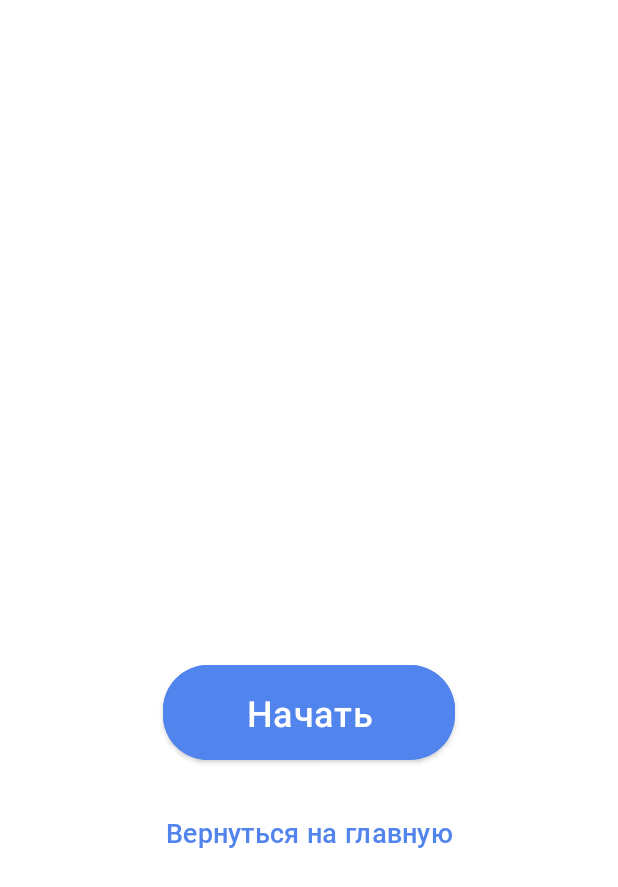
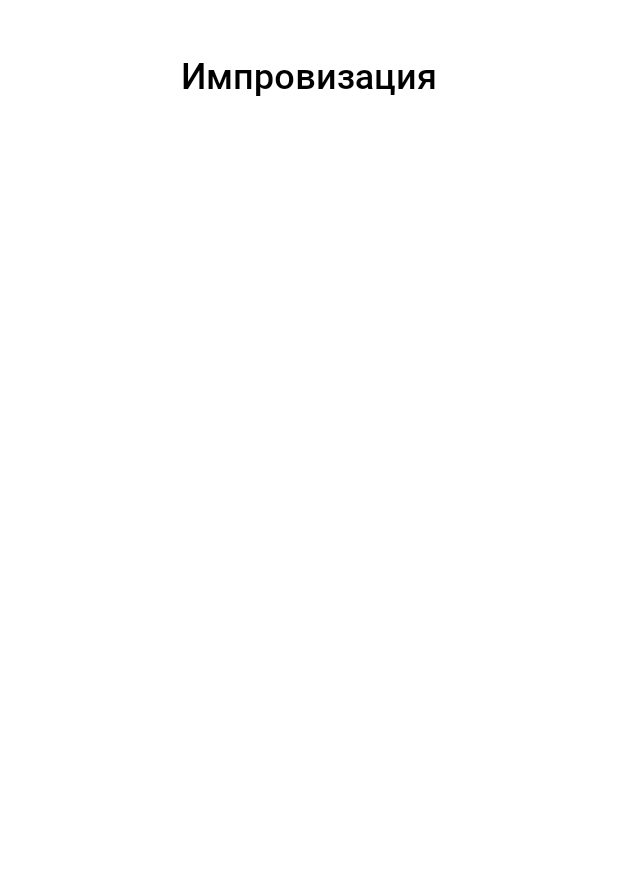
Before and after one commit to LightLLawliet/AliasGame, an Android app: the screen it shows after launch (MainActivity), after a tap on "Начать", on a phone screen of 412 x 824 dp. Shown: the top 887 px of the screen. Run offline under Robolectric (Android 15) with nearby library versions, the phone set to English and light mode, and no system bars; 2 statements that could not run were skipped.

```diff
--- a/app/build.gradle
+++ b/app/build.gradle
@@ -38,8 +38,8 @@ android {
 }
 
 dependencies {
-
-    implementation 'androidx.core:core-ktx:1.9.0'
+    implementation 'com.google.code.gson:gson:2.10.1'
+    implementation 'androidx.core:core-ktx:1.10.0'
     implementation 'androidx.appcompat:appcompat:1.6.1'
     implementation 'com.google.android.material:material:1.8.0'
     implementation 'androidx.constraintlayout:constraintlayout:2.1.4'
--- a/app/src/main/java/com/example/alias/presentation/BridgeFragment.kt
+++ b/app/src/main/java/com/example/alias/presentation/BridgeFragment.kt
@@ -8,7 +8,6 @@ import android.widget.Button
 import android.widget.TextView
 import androidx.fragment.app.Fragment
 import com.example.alias.R
-import kotlin.system.exitProcess
 
 class BridgeFragment : Fragment() {
 
--- a/app/src/main/java/com/example/alias/presentation/MainGameFragment.kt
+++ b/app/src/main/java/com/example/alias/presentation/MainGameFragment.kt
@@ -4,10 +4,13 @@ import android.os.Bundle
 import android.view.LayoutInflater
 import android.view.View
 import android.view.ViewGroup
+import android.widget.TextView
 import androidx.fragment.app.Fragment
 import com.example.alias.R
 
 class MainGameFragment : Fragment() {
+
+    private lateinit var viewModel: MainViewModel
 
     override fun onCreateView(
         inflater: LayoutInflater, container: ViewGroup?,
@@ -15,4 +18,11 @@ class MainGameFragment : Fragment() {
     ): View? {
         return inflater.inflate(R.layout.main_game_fragment, container, false)
     }
+
+    override fun onViewCreated(view: View, savedInstanceState: Bundle?) {
+        super.onViewCreated(view, savedInstanceState)
+        val textTitle = view.findViewById<TextView>(R.id.textTitle)
+        viewModel = (requireParentFragment() as AliasApp).viewModel
+        viewModel.newGame()
+    }
 }
--- a/app/src/main/java/com/example/alias/presentation/StartFragment.kt
+++ b/app/src/main/java/com/example/alias/presentation/StartFragment.kt
@@ -33,7 +33,7 @@ class StartFragment : Fragment() {
                 .navigate(parentFragmentManager, R.id.container)
         }
         mainGameButton.setOnClickListener {
-            NavigationStrategy.Replace(BridgeFragment())
+            NavigationStrategy.Add(MainGameFragment())
                 .navigate(parentFragmentManager, R.id.container)
         }
     }
--- a/app/src/main/res/layout/main_game_fragment.xml
+++ b/app/src/main/res/layout/main_game_fragment.xml
@@ -1,11 +1,14 @@
 <?xml version="1.0" encoding="utf-8"?>
 <LinearLayout xmlns:android="http://schemas.android.com/apk/res/android"
-    android:orientation="vertical"
+    xmlns:app="http://schemas.android.com/apk/res-auto"
     android:layout_width="match_parent"
-    android:layout_height="match_parent">
+    android:layout_height="match_parent"
+    android:orientation="vertical">
 
     <TextView
-        android:text="@string/improvisationMainText"
-        style="@style/fragmentTitle" />
+        android:id="@+id/textTitle"
+        style="@style/fragmentTitle"
+        android:layout_weight="1"
+        android:text="@string/improvisationMainText" />
 
 </LinearLayout>
--- a/app/src/main/res/layout/start_fragment.xml
+++ b/app/src/main/res/layout/start_fragment.xml
@@ -1,11 +1,9 @@
 <?xml version="1.0" encoding="utf-8"?>
 <LinearLayout xmlns:android="http://schemas.android.com/apk/res/android"
     xmlns:app="http://schemas.android.com/apk/res-auto"
-    xmlns:tools="http://schemas.android.com/tools"
     android:layout_width="match_parent"
     android:layout_height="match_parent"
-    android:orientation="vertical"
-    tools:context=".presentation.MainActivity">
+    android:orientation="vertical">
 
     <TextView
         style="@style/robotoMedium"
--- a/app/src/main/res/values/strings.xml
+++ b/app/src/main/res/values/strings.xml
@@ -10,4 +10,6 @@
     <string name="hello_blank_fragment">Hello blank fragment</string>
     <string name="start_game_message">Нажмите кнопку для старта</string>
     <string name="backToStartScreen">Вернуться на главную</string>
+    <string name="seconds_left">seconds left</string>
+    <string name="_0">0</string>
 </resources>
```
Also changed, not shown: app/src/main/java/com/example/alias/data/GameData.kt (added, +12 -0 lines), app/src/main/java/com/example/alias/presentation/ReadRawResource.kt (added, +15 -0 lines).
